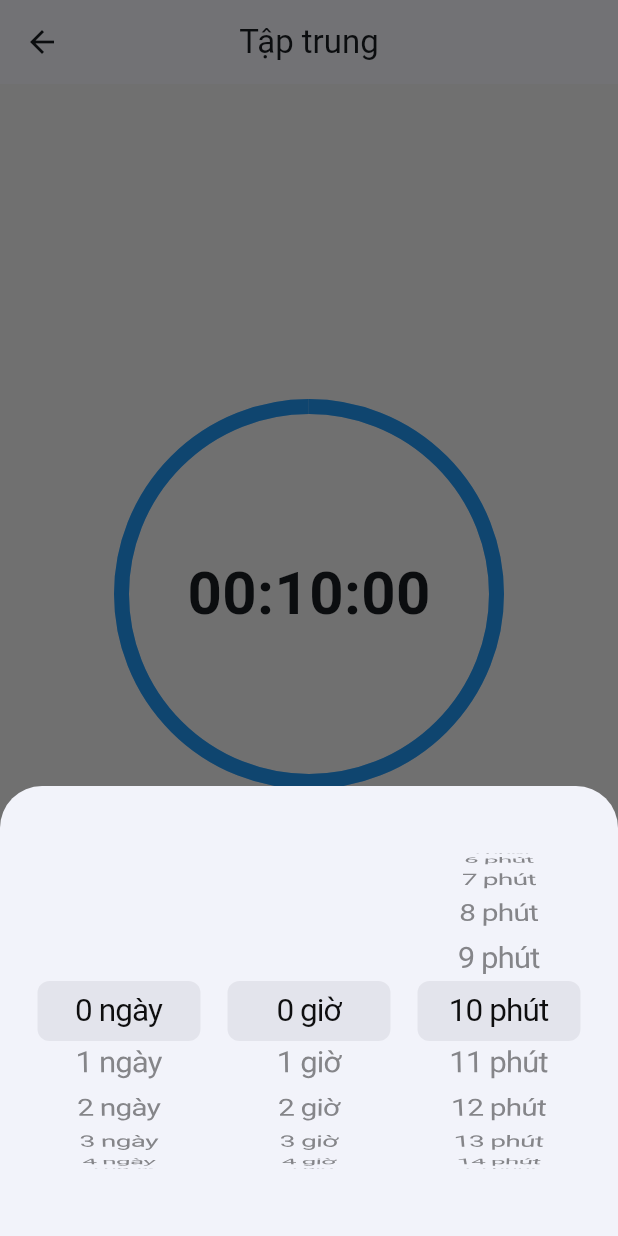
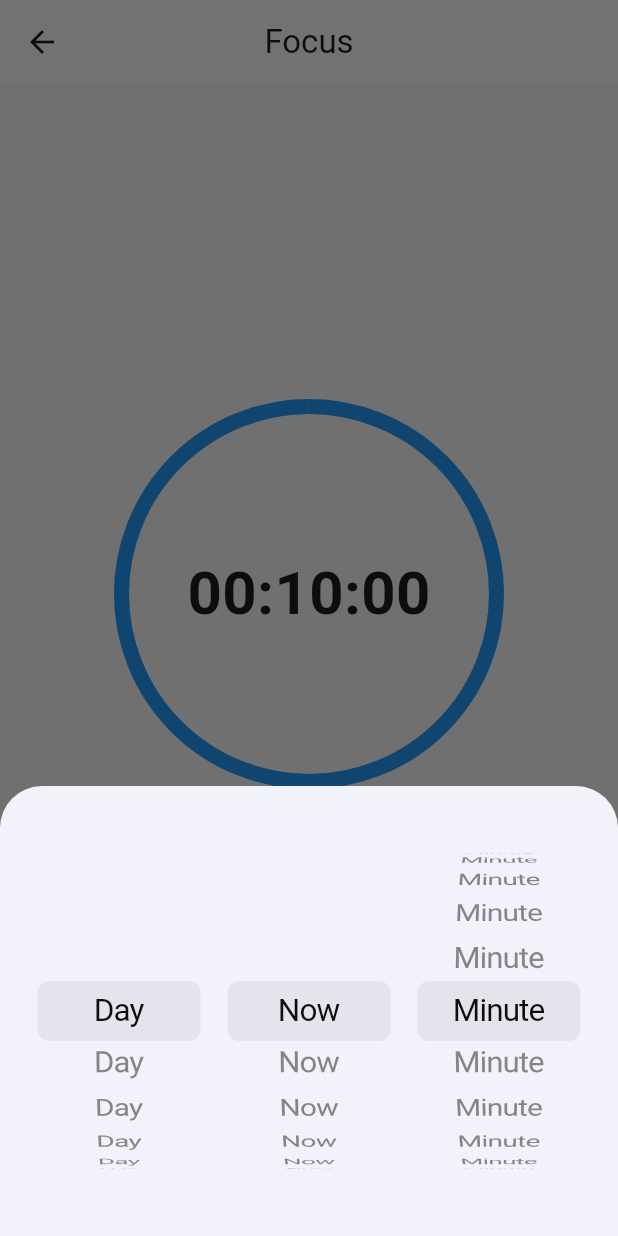
Before and after one commit to vuonglinh491/2025_2_LTTBDD_N02_Nhom_16, a Flutter app: the FocusPage screen opened directly, after a tap on an icon or button, on a phone screen of 412 x 824 dp. Run offline on Flutter 3.47's test engine with Material 3 defaults, Android fonts, the phone set to English and light mode, and no system bars; our stand-ins replace easy_localization.

Commit message:
chinh ngon ngu tap trung

```diff
--- a/assets/language/en.json
+++ b/assets/language/en.json
@@ -18,5 +18,14 @@
   "pttk":"Software design analysis",
   "gdnm":"Robot interface",
   "tuh":"Optimization",
-  "ta2":"English 2"
+  "ta2":"English 2",
+
+  "Taptrung":"Focus",
+  "ngay":"Day",
+  "gio":"Now",
+  "phut":"Minute",
+  "bd":"Start",
+  "td":"Stop",
+  "tt":"Continue",
+  "huy":"Cancel"
 }
--- a/lib/pages/focuspage.dart
+++ b/lib/pages/focuspage.dart
@@ -1,6 +1,7 @@
 import 'dart:async';
 import 'package:flutter/material.dart';
 import 'package:flutter/cupertino.dart';
+import 'package:easy_localization/easy_localization.dart';
 
 class FocusPage extends StatefulWidget {
   const FocusPage({super.key});
@@ -44,7 +45,7 @@ class _FocusPageState extends State<FocusPage> {
                   },
                   children: List.generate(
                     30,
-                    (index) => Center(child: Text("$index ngày")),
+                    (index) => Center(child: Text("${"ngay".tr()}")),
                   ),
                 ),
               ),
@@ -61,7 +62,7 @@ class _FocusPageState extends State<FocusPage> {
                   },
                   children: List.generate(
                     24,
-                    (index) => Center(child: Text("$index giờ")),
+                    (index) => Center(child: Text("${"gio".tr()}")),
                   ),
                 ),
               ),
@@ -78,7 +79,7 @@ class _FocusPageState extends State<FocusPage> {
                   },
                   children: List.generate(
                     60,
-                    (index) => Center(child: Text("$index phút")),
+                    (index) => Center(child: Text("${"phut".tr()}")),
                   ),
                 ),
               ),
@@ -167,7 +168,7 @@ class _FocusPageState extends State<FocusPage> {
 
     return Scaffold(
       backgroundColor: Colors.grey[100],
-      appBar: AppBar(title: const Text("Tập trung"), centerTitle: true),
+      appBar: AppBar(title: Text("Taptrung".tr()), centerTitle: true),
       body: Column(
         mainAxisAlignment: MainAxisAlignment.center,
         children: [
@@ -215,19 +216,19 @@ class _FocusPageState extends State<FocusPage> {
               if (!isRunning && !isPaused)
                 ElevatedButton(
                   onPressed: startTimer,
-                  child: const Text("Bắt đầu"),
+                  child: Text("${"bd".tr()}"),
                 ),
 
               if (isRunning)
                 ElevatedButton(
                   onPressed: pauseTimer,
-                  child: const Text("Tạm dừng"),
+                  child: Text("${"td".tr()}"),
                 ),
 
               if (isPaused)
                 ElevatedButton(
                   onPressed: resumeTimer,
-                  child: const Text("Tiếp tục"),
+                  child: Text("${"tt".tr()}"),
                 ),
 
               const SizedBox(width: 20),
@@ -236,7 +237,7 @@ class _FocusPageState extends State<FocusPage> {
                 ElevatedButton(
                   onPressed: cancelTimer,
                   style: ElevatedButton.styleFrom(backgroundColor: Colors.red),
-                  child: const Text("Hủy"),
+                  child: Text("${"huy".tr()}"),
                 ),
             ],
           ),
```
Also changed, not shown: assets/language/vi.json (+10 -1 lines).
